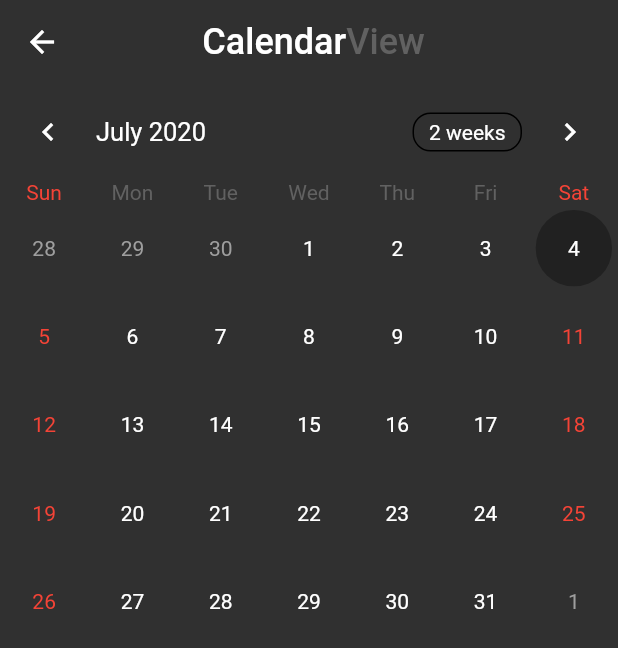
After one commit to sathwikdoddi/Memoir, a Flutter app: the HomePage screen opened by its route, after a tap on "Calendar View", on a phone screen of 412 x 824 dp. The commit adds this screen. Shown: the top 648 px of the screen. Run offline on Flutter 3.47's test engine with Material 2 defaults, Android fonts, the phone set to English and light mode, and no system bars; drawn by our look-alikes of table_calendar; our stand-ins replace cloud_firestore, firebase_auth, firebase_storage, image_picker, random_string; missing offline and left inert: firebase_helpers; accounts and stored records are empty.

Commit message:
Added Calendar View

```diff
--- a/lib/main.dart
+++ b/lib/main.dart
@@ -1,4 +1,5 @@
 import 'package:flutter/material.dart';
+import 'package:memoir_mu/views/calendar.dart';
 import 'package:memoir_mu/views/login.dart';
 import 'package:flutter/widgets.dart';
 import 'package:memoir_mu/views/signup.dart';
--- a/lib/services/crud.dart
+++ b/lib/services/crud.dart
@@ -1,4 +1,6 @@
 import 'package:cloud_firestore/cloud_firestore.dart';
+import 'package:firebase_helpers/firebase_helpers.dart';
+import 'package:memoir_mu/model/event.dart';
 
 class CrudMethods {
 
@@ -12,3 +14,5 @@ class CrudMethods {
     });
   }
 }
+
+DatabaseService<EventModel> eventDBS = DatabaseService<EventModel>("1@2.com",fromDS: (id,data) => EventModel.fromDS(id, data), toMap:(event) => event.toMap());
--- /dev/null
+++ b/lib/views/calendar.dart
@@ -0,0 +1,123 @@
+import 'package:flutter/material.dart';
+import 'package:memoir_mu/model/event.dart';
+import 'package:memoir_mu/services/crud.dart';
+import 'package:memoir_mu/views/detail_view.dart';
+import 'package:table_calendar/table_calendar.dart';
+
+class CalendarView extends StatefulWidget {
+  @override
+  _CalendarViewState createState() => _CalendarViewState();
+  }
+
+class _CalendarViewState extends State<CalendarView> {
+  CalendarController _controller;
+  Map<DateTime, List<dynamic>> _events;
+  List<dynamic> _selectedEvents;
+
+  void initState() {
+    super.initState();
+    _controller = CalendarController();
+    _events = {};
+    _selectedEvents = [];
+  }
+
+  Map<DateTime, List<dynamic>> _groupEvents(List<EventModel> events) {
+    Map<DateTime, List<dynamic>> data = {};
+    events.forEach((event) {
+      DateTime date = DateTime(event.date.year, event.date.month, event.date.day, 12);
+      if (data[date] == null) data[date] = [];
+      data[date].add(event);
+    });
+    return data;
+  }
+
+  @override
+  Widget build(BuildContext context) {
+    return Scaffold(
+      appBar: AppBar(
+        backgroundColor: Colors.transparent,
+        elevation: 0,
+        title: Row(
+          mainAxisAlignment: MainAxisAlignment.center,
+          children: <Widget>[
+          Text(
+            "Calendar",
+            style: TextStyle(
+              fontSize: 24,
+            ),
+          ),
+          Text(
+            "View",
+            style: TextStyle(
+              fontSize: 24,
+              color: Colors.grey[700]
+            ),
+          ),
+          SizedBox(width: 50,)
+        ],),
+      ),
+      body: StreamBuilder<List<EventModel>>(
+        stream: eventDBS.streamList(),
+        builder: (context, snapshot) {
+          if (snapshot.hasData) {
+            List<EventModel> allEvents = snapshot.data;
+            if (allEvents.isNotEmpty) {
+              _events = _groupEvents(allEvents);
+            }
+          }
+          return SingleChildScrollView(
+            child: Column(
+              children: <Widget>[
+                TableCalendar(
+                  events: _events,
+                  calendarStyle: CalendarStyle(
+                    markersColor: Colors.white
+                  ),
+                  onDaySelected: (date, events) {
+                    setState(() {
+                      _selectedEvents = events;
+                    });
+                  },
+                  calendarController: _controller,
+                  builders: CalendarBuilders(
+                    selectedDayBuilder: (context, date, events) => Container(
+                        margin: const EdgeInsets.all(4.0),
+                        alignment: Alignment.center,
+                        decoration: BoxDecoration(
+                            color: Theme.of(context).primaryColor,
+                            borderRadius: BorderRadius.circular(25.0)),
+                        child: Text(
+                          date.day.toString(),
+                          style: TextStyle(color: Colors.white),
+                        )),
+                    todayDayBuilder: (context, date, events) => Container(
+                        margin: const EdgeInsets.all(4.0),
+                        alignment: Alignment.center,
+                        decoration: BoxDecoration(
+                            color: Colors.grey[700],
+                            borderRadius: BorderRadius.circular(25.0)),
+                        child: Text(
+                          date.day.toString(),
+                          style: TextStyle(color: Colors.white),
+                        )),
+                  ),
+                ),
+                ... _selectedEvents.map((event) => ListTile(
+                  title: Text(event.title),
+                  onTap: () {
+                    Navigator.push(
+                      context,
+                      MaterialPageRoute(
+                        builder: (context) => DetailMemoirView(authorName: event.authorName, description: event.description, cover: event.imgURL, title: event.title)
+                      )
+                    );
+                  }
+                ))
+              ]
+            )
+          );
+        }
+      )
+    );
+  }
+}
--- a/lib/views/home.dart
+++ b/lib/views/home.dart
@@ -1,6 +1,7 @@
 import 'package:flutter/material.dart';
 import 'package:flutter/rendering.dart';
 import 'package:memoir_mu/services/crud.dart';
+import 'package:memoir_mu/views/calendar.dart';
 import 'package:memoir_mu/views/detail_view.dart';
 
 import 'create_mem.dart';
@@ -90,7 +91,19 @@ class _HomePageState extends State<HomePage> {
         backgroundColor: Colors.transparent,
         elevation: 0.0,
       ),
-      body: SingleChildScrollView(child: MemoirsList()),
+      body: SingleChildScrollView(
+        child: Column(
+          children: <Widget> [
+            MemoirsList(),
+            GestureDetector(
+              onTap:() {
+                Navigator.push(context, MaterialPageRoute(builder: (context) => CalendarView()));
+              },
+              child: Text("Calendar View")
+            )
+          ]
+        ),
+      ),
       floatingActionButton: Container(
         padding: EdgeInsets.symmetric(vertical: 18),
         child: Row(
--- a/pubspec.yaml
+++ b/pubspec.yaml
@@ -29,6 +29,8 @@ dependencies:
   firebase_storage: ^3.1.3
   random_string: ^2.0.1
   cached_network_image: ^2.0.0
+  firebase_helpers: ^0.1.9
+  table_calendar: ^2.2.3
 
 dependency_overrides:
   firebase_core: 0.4.5
```
Also changed, not shown: lib/model/event.dart (added, +39 -0 lines), lib/views/create_mem.dart (+33 -5 lines), pubspec.lock.
